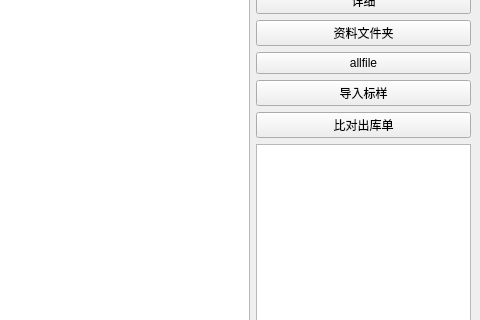
Above: qt5_client/contacts.ui from mahongquan/parts before the change; both pictures show x 297 to 777 and y 85 to 405 of the 777 by 532 pixel window. Below: the same form after it.
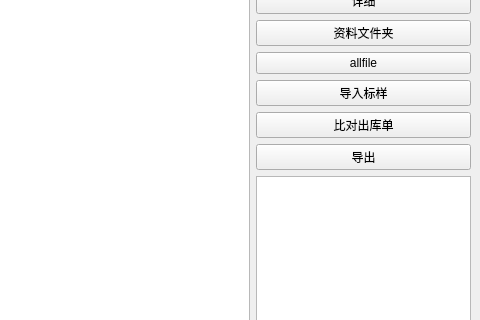
That is the form after the change. Custom widgets are drawn as their Qt base class.

Patch:
```diff
--- a/qt5_client/contacts.ui
+++ b/qt5_client/contacts.ui
@@ -55,7 +55,7 @@
        </widget>
       </item>
       <item>
-       <layout class="QVBoxLayout" name="verticalLayout" stretch="0,1,0,1,1,0,1">
+       <layout class="QVBoxLayout" name="verticalLayout" stretch="0,1,0,1,1,0,0,1">
         <property name="sizeConstraint">
          <enum>QLayout::SetFixedSize</enum>
         </property>
@@ -102,7 +102,14 @@
          </widget>
         </item>
         <item>
-         <widget class="QTreeView" name="treeView"/>
+         <widget class="QPushButton" name="pushButton_export">
+          <property name="text">
+           <string>导出</string>
+          </property>
+         </widget>
+        </item>
+        <item>
+         <widget class="MyTreeView" name="treeView"/>
         </item>
        </layout>
       </item>
@@ -111,6 +118,13 @@
    </layout>
   </widget>
  </widget>
+ <customwidgets>
+  <customwidget>
+   <class>MyTreeView</class>
+   <extends>QTreeView</extends>
+   <header>mytreeview.h</header>
+  </customwidget>
+ </customwidgets>
  <resources/>
  <connections>
   <connection>
```
Left out of the diff: 2 changed lines with no effect on the pictures.
